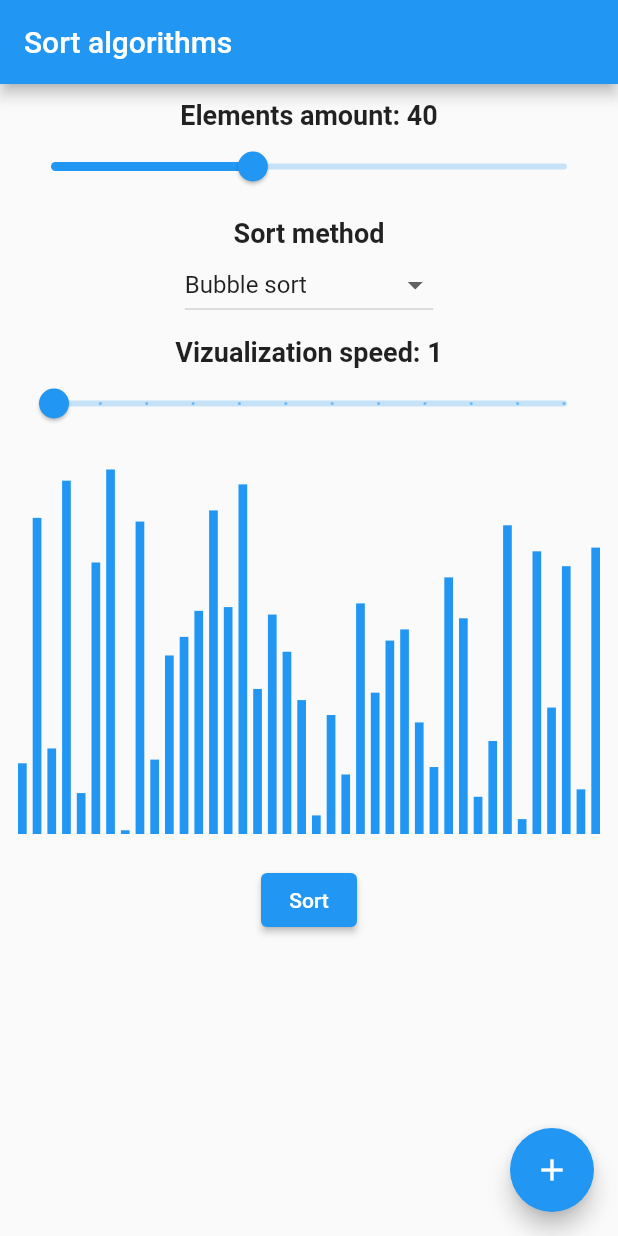
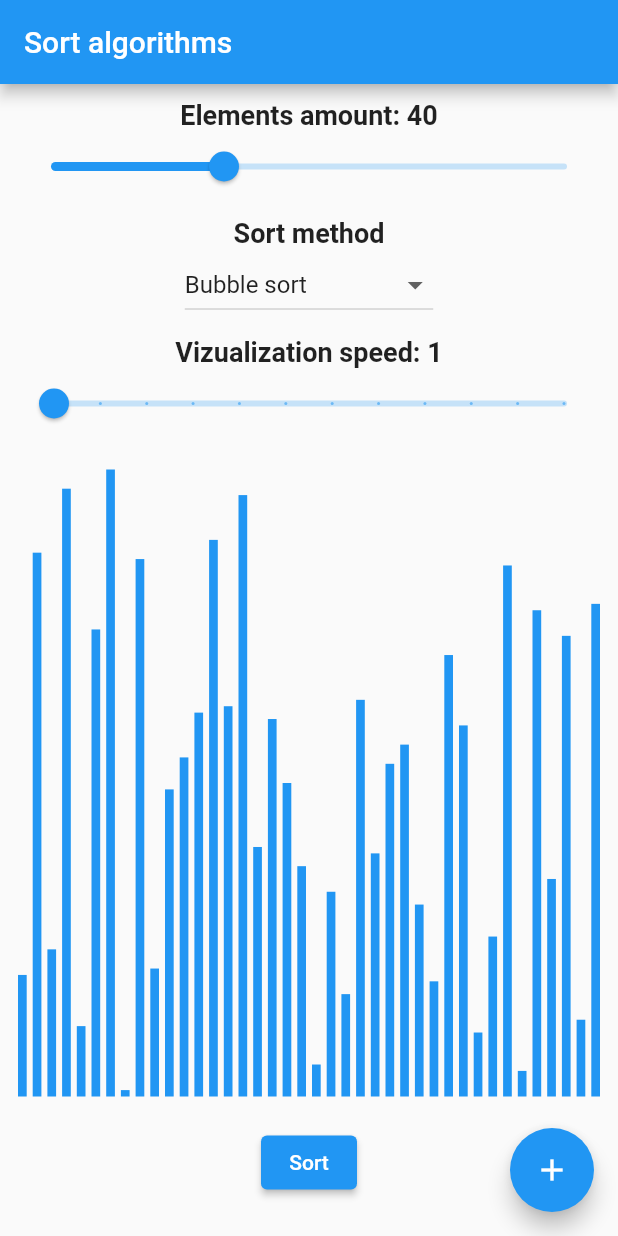
Before and after one commit to etterellar/sort_vizualization, a Flutter app: the screen it shows after launch, on a phone screen of 412 x 824 dp. Run offline on Flutter 3.47's test engine with Material 2 defaults, Android fonts, the phone set to English and light mode, and no system bars; our stand-ins replace get.

Commit message:
fixed array view and added Insertion sort

```diff
--- a/lib/main.dart
+++ b/lib/main.dart
@@ -59,9 +59,9 @@
                     title: "Elements amount: ${controller.size}",
                     child: Slider(
                       value: controller.size.toDouble(),
-                      min: 2,
+                      min: 10,
                       max: 99,
-                      divisions: 100,
+                      divisions: 90,
                       label: controller.size.toString(),
                       onChanged: (double value) {
                         controller.updateSize(size: value.toInt());
@@ -153,8 +153,7 @@
                   const SizedBox(
                     height: 20,
                   ),
-                  Flexible(
-                    child: Obx(
+                  Obx(
                     () => ElevatedButton(
                       style: ButtonStyle(
                           backgroundColor: controller.sortInProgress.value
@@ -166,10 +165,12 @@
                           ? controller.setNeedStop()
                           : controller.performSort(),
                       child: controller.sortInProgress.value
-                            ? Text("Stop")
-                            : Text("Sort"),
+                          ? const Text("Stop")
+                          : const Text("Sort"),
                     ),
                   ),
+                  const SizedBox(
+                    height: 20,
                   ),
                 ],
               ),
```
Also changed, not shown: lib/sort_controller.dart (+32 -1 lines), 2 other files. Lines whose indentation alone changed are shown as unchanged.
